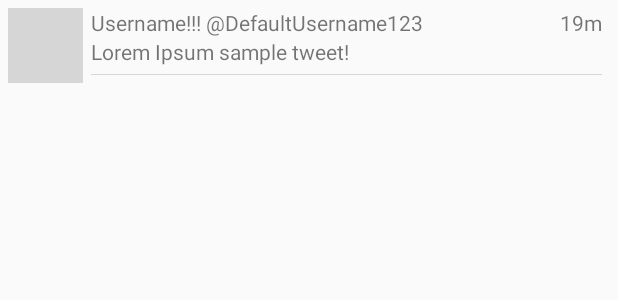
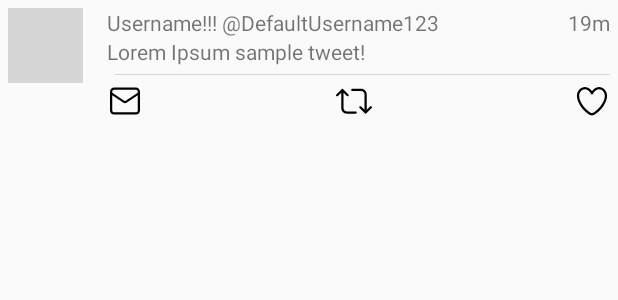
Before and after one commit to jiayuewu16/Twitter, an Android app: the layout item_tweet.xml on its own in the app's theme, with its tools: preview values and no code run, on a phone screen of 412 x 824 dp. Shown: the top 300 px of the screen. Run offline under Robolectric (Android 15) with nearby library versions, the phone set to English and light mode, and no system bars; grey boxes are pictures that could not be loaded.

Commit message:
Details screen implemented. Clickable reply/retweet/like Twitter-themed buttons implemented.

```diff
--- a/app/build.gradle
+++ b/app/build.gradle
@@ -35,8 +35,8 @@ android {
         }
     }
 
-    viewBinding {
-        enabled true
+    buildFeatures {
+        viewBinding true
     }
 }
 
--- a/app/src/main/AndroidManifest.xml
+++ b/app/src/main/AndroidManifest.xml
@@ -13,7 +13,8 @@
         android:icon="@drawable/ic_launcher"
         android:label="@string/app_name"
         android:theme="@style/AppTheme">
-        <activity android:name=".activities.ComposeActivity"></activity>
+        <activity android:name=".activities.TweetDetailsActivity"></activity>
+        <activity android:name=".activities.ComposeActivity" />
         <activity android:name=".activities.TimelineActivity" />
         <activity
             android:name=".activities.LoginActivity"
--- a/app/src/main/java/com/codepath/apps/restclienttemplate/TwitterClient.java
+++ b/app/src/main/java/com/codepath/apps/restclienttemplate/TwitterClient.java
@@ -50,6 +50,7 @@ public class TwitterClient extends OAuthBaseClient {
 		RequestParams params = new RequestParams();
 		params.put("count", 25);
 		params.put("since_id", 1);
+		params.put("tweet_mode", "extended");
 		client.get(apiUrl, params, handler);
 	}
 
@@ -58,6 +59,7 @@ public class TwitterClient extends OAuthBaseClient {
 		// Can specify query string params directly or through RequestParams.
 		RequestParams params = new RequestParams();
 		params.put("status", tweetContent);
+		params.put("tweet_mode", "extended");
 		client.post(apiUrl, params, "", handler);
 	}
 }
--- a/app/src/main/java/com/codepath/apps/restclienttemplate/models/User.java
+++ b/app/src/main/java/com/codepath/apps/restclienttemplate/models/User.java
@@ -17,8 +17,8 @@ public class User {
     public static User fromJson(JSONObject jsonObject) throws JSONException {
         User user = new User();
         user.name = jsonObject.getString("name");
-        user.screenName = jsonObject.getString("screen_name");
-        user.displayName = user.name + " @" + user.screenName;
+        user.screenName = "@" + jsonObject.getString("screen_name");
+        user.displayName = user.name + " " + user.screenName;
         user.profileImageUrl = jsonObject.getString("profile_image_url_https");
         return user;
     }
--- /dev/null
+++ b/app/src/main/res/drawable/ic_like_twitter.xml
@@ -0,0 +1,5 @@
+<?xml version="1.0" encoding="utf-8"?>
+<selector xmlns:android="http://schemas.android.com/apk/res/android">
+    <item android:state_pressed="true" android:drawable="@drawable/ic_vector_heart"/>
+    <item android:drawable="@drawable/ic_vector_heart_stroke"/>
+</selector>
--- /dev/null
+++ b/app/src/main/res/drawable/ic_reply_twitter.xml
@@ -0,0 +1,5 @@
+<?xml version="1.0" encoding="utf-8"?>
+<selector xmlns:android="http://schemas.android.com/apk/res/android">
+    <item android:state_pressed="true" android:drawable="@drawable/ic_vector_messages"/>
+    <item android:drawable="@drawable/ic_vector_messages_stroke"/>
+</selector>
--- /dev/null
+++ b/app/src/main/res/drawable/ic_retweet_twitter.xml
@@ -0,0 +1,5 @@
+<?xml version="1.0" encoding="utf-8"?>
+<selector xmlns:android="http://schemas.android.com/apk/res/android">
+    <item android:state_pressed="true" android:drawable="@drawable/ic_vector_retweet"/>
+    <item android:drawable="@drawable/ic_vector_retweet_stroke"/>
+</selector>
--- /dev/null
+++ b/app/src/main/res/drawable/ic_vector_heart.xml
@@ -0,0 +1,5 @@
+<?xml version="1.0" encoding="utf-8"?>
+<vector android:height="24.0dip" android:width="24.0dip" android:viewportWidth="24.0" android:viewportHeight="24.0"
+  xmlns:android="http://schemas.android.com/apk/res/android">
+    <path android:fillColor="@color/twitter_blue" android:pathData="M12,21.638h-0.014C9.403,21.59 1.95,14.856 1.95,8.478c0,-3.064 2.525,-5.754 5.403,-5.754 2.29,0 3.83,1.58 4.646,2.73 0.814,-1.148 2.354,-2.73 4.645,-2.73 2.88,0 5.404,2.69 5.404,5.755 0,6.376 -7.454,13.11 -10.037,13.157H12z" />
+</vector>
--- /dev/null
+++ b/app/src/main/res/drawable/ic_vector_heart_stroke.xml
@@ -0,0 +1,5 @@
+<?xml version="1.0" encoding="utf-8"?>
+<vector android:height="24.0dip" android:width="24.0dip" android:viewportWidth="24.0" android:viewportHeight="24.0"
+  xmlns:android="http://schemas.android.com/apk/res/android">
+    <path android:fillColor="#ff000000" android:pathData="M12,21.638h-0.014C9.403,21.59 1.95,14.856 1.95,8.478c0,-3.064 2.525,-5.754 5.403,-5.754 2.29,0 3.83,1.58 4.646,2.73 0.814,-1.148 2.354,-2.73 4.645,-2.73 2.88,0 5.404,2.69 5.404,5.755 0,6.376 -7.454,13.11 -10.037,13.157H12zM7.354,4.225c-2.08,0 -3.903,1.988 -3.903,4.255 0,5.74 7.034,11.596 8.55,11.658 1.518,-0.062 8.55,-5.917 8.55,-11.658 0,-2.267 -1.823,-4.255 -3.903,-4.255 -2.528,0 -3.94,2.936 -3.952,2.965 -0.23,0.562 -1.156,0.562 -1.387,0 -0.014,-0.03 -1.425,-2.965 -3.954,-2.965z" />
+</vector>
--- /dev/null
+++ b/app/src/main/res/drawable/ic_vector_messages.xml
@@ -0,0 +1,6 @@
+<?xml version="1.0" encoding="utf-8"?>
+<vector android:height="24.0dip" android:width="24.0dip" android:viewportWidth="24.0" android:viewportHeight="24.0"
+  xmlns:android="http://schemas.android.com/apk/res/android">
+    <path android:fillColor="@color/twitter_blue" android:pathData="M11.55,12.082c0.273,0.182 0.627,0.182 0.9,0L22,5.716V5.5c0,-1.24 -1.01,-2.25 -2.25,-2.25H4.25C3.01,3.25 2,4.26 2,5.5v0.197l9.55,6.385z" />
+    <path android:fillColor="@color/twitter_blue" android:pathData="M13.26,13.295c-0.383,0.255 -0.82,0.382 -1.26,0.382s-0.877,-0.127 -1.26,-0.383L2,7.452v11.67c0,1.24 1.01,2.25 2.25,2.25h15.5c1.24,0 2.25,-1.01 2.25,-2.25V7.47l-8.74,5.823z" />
+</vector>
--- /dev/null
+++ b/app/src/main/res/drawable/ic_vector_messages_stroke.xml
@@ -0,0 +1,5 @@
+<?xml version="1.0" encoding="utf-8"?>
+<vector android:height="24.0dip" android:width="24.0dip" android:viewportWidth="24.0" android:viewportHeight="24.0"
+  xmlns:android="http://schemas.android.com/apk/res/android">
+    <path android:fillColor="#ff000000" android:pathData="M19.25,3.018L4.75,3.018C3.233,3.018 2,4.252 2,5.77v12.495c0,1.518 1.233,2.753 2.75,2.753h14.5c1.517,0 2.75,-1.235 2.75,-2.753L22,5.77c0,-1.518 -1.233,-2.752 -2.75,-2.752zM4.75,4.518h14.5c0.69,0 1.25,0.56 1.25,1.25v0.714l-8.05,5.367c-0.273,0.18 -0.626,0.182 -0.9,-0.002L3.5,6.482v-0.714c0,-0.69 0.56,-1.25 1.25,-1.25zM19.25,19.516L4.75,19.516c-0.69,0 -1.25,-0.56 -1.25,-1.25L3.5,8.24l7.24,4.83c0.383,0.256 0.822,0.384 1.26,0.384 0.44,0 0.877,-0.128 1.26,-0.383l7.24,-4.83v10.022c0,0.69 -0.56,1.25 -1.25,1.25z" />
+</vector>
--- /dev/null
+++ b/app/src/main/res/drawable/ic_vector_retweet.xml
@@ -0,0 +1,5 @@
+<?xml version="1.0" encoding="utf-8"?>
+<vector android:height="24.0dip" android:width="24.0dip" android:viewportWidth="24.0" android:viewportHeight="24.0"
+  xmlns:android="http://schemas.android.com/apk/res/android">
+    <path android:fillColor="@color/twitter_blue" android:pathData="M23.615,15.477c-0.47,-0.47 -1.23,-0.47 -1.697,0l-1.326,1.326V7.4c0,-2.178 -1.772,-3.95 -3.95,-3.95h-5.2c-0.663,0 -1.2,0.538 -1.2,1.2s0.537,1.2 1.2,1.2h5.2c0.854,0 1.55,0.695 1.55,1.55v9.403l-1.326,-1.326c-0.47,-0.47 -1.23,-0.47 -1.697,0s-0.47,1.23 0,1.697l3.374,3.375c0.234,0.233 0.542,0.35 0.85,0.35s0.613,-0.116 0.848,-0.35l3.375,-3.376c0.467,-0.47 0.467,-1.23 -0.002,-1.697zM12.562,18.5h-5.2c-0.854,0 -1.55,-0.695 -1.55,-1.55V7.547l1.326,1.326c0.234,0.235 0.542,0.352 0.848,0.352s0.614,-0.117 0.85,-0.352c0.468,-0.47 0.468,-1.23 0,-1.697L5.46,3.8c-0.47,-0.468 -1.23,-0.468 -1.697,0L0.388,7.177c-0.47,0.47 -0.47,1.23 0,1.697s1.23,0.47 1.697,0L3.41,7.547v9.403c0,2.178 1.773,3.95 3.95,3.95h5.2c0.664,0 1.2,-0.538 1.2,-1.2s-0.535,-1.2 -1.198,-1.2z" />
+</vector>
--- /dev/null
+++ b/app/src/main/res/drawable/ic_vector_retweet_stroke.xml
@@ -0,0 +1,5 @@
+<?xml version="1.0" encoding="utf-8"?>
+<vector android:height="24.0dip" android:width="24.0dip" android:viewportWidth="24.0" android:viewportHeight="24.0"
+  xmlns:android="http://schemas.android.com/apk/res/android">
+    <path android:fillColor="#ff000000" android:pathData="M23.77,15.67c-0.292,-0.293 -0.767,-0.293 -1.06,0l-2.22,2.22V7.65c0,-2.068 -1.683,-3.75 -3.75,-3.75h-5.85c-0.414,0 -0.75,0.336 -0.75,0.75s0.336,0.75 0.75,0.75h5.85c1.24,0 2.25,1.01 2.25,2.25v10.24l-2.22,-2.22c-0.293,-0.293 -0.768,-0.293 -1.06,0s-0.294,0.768 0,1.06l3.5,3.5c0.145,0.147 0.337,0.22 0.53,0.22s0.383,-0.072 0.53,-0.22l3.5,-3.5c0.294,-0.292 0.294,-0.767 0,-1.06zM13.11,18.95H7.26c-1.24,0 -2.25,-1.01 -2.25,-2.25V6.46l2.22,2.22c0.148,0.147 0.34,0.22 0.532,0.22s0.384,-0.073 0.53,-0.22c0.293,-0.293 0.293,-0.768 0,-1.06l-3.5,-3.5c-0.293,-0.294 -0.768,-0.294 -1.06,0l-3.5,3.5c-0.294,0.292 -0.294,0.767 0,1.06s0.767,0.293 1.06,0l2.22,-2.22V16.7c0,2.068 1.683,3.75 3.75,3.75h5.85c0.414,0 0.75,-0.336 0.75,-0.75s-0.337,-0.75 -0.75,-0.75z" />
+</vector>
--- a/app/src/main/res/layout/item_tweet.xml
+++ b/app/src/main/res/layout/item_tweet.xml
@@ -1,8 +1,14 @@
 <?xml version="1.0" encoding="utf-8"?>
-<RelativeLayout xmlns:android="http://schemas.android.com/apk/res/android"
+<LinearLayout
+    xmlns:android="http://schemas.android.com/apk/res/android"
     xmlns:app="http://schemas.android.com/apk/res-auto"
     xmlns:tools="http://schemas.android.com/tools"
-    android:layout_width="match_parent"
+    android:layout_width="wrap_content"
+    android:layout_height="wrap_content"
+    android:orientation="horizontal">
+
+    <RelativeLayout
+        android:layout_width="wrap_content"
         android:layout_height="wrap_content"
         android:layout_margin="5dp">
 
@@ -14,26 +20,30 @@
             android:layout_alignParentTop="true"
             tools:srcCompat="@tools:sample/avatars" />
 
+    </RelativeLayout>
+
+    <RelativeLayout
+        android:layout_width="wrap_content"
+        android:layout_height="wrap_content"
+        android:layout_margin="5dp">
+
         <TextView
             android:id="@+id/tvBody"
             android:layout_width="wrap_content"
             android:layout_height="wrap_content"
             android:layout_below="@+id/tvDisplayName"
             android:layout_marginStart="5dp"
-        android:layout_marginTop="0dp"
-        android:layout_toEndOf="@+id/ivProfileImage"
             tools:text="Lorem Ipsum sample tweet!" />
 
         <TextView
             android:id="@+id/tvDisplayName"
-        android:layout_width="wrap_content"
+            android:layout_width="match_parent"
             android:layout_height="wrap_content"
             android:layout_alignParentTop="true"
             android:layout_marginStart="5dp"
+            android:layout_toStartOf="@+id/tvRelativeTime"
+            android:ellipsize="end"
             android:maxLines="1"
-        android:ellipsize="end"
-        android:layout_toStartOf="@+id/tvRelativeTime"
-        android:layout_toEndOf="@+id/ivProfileImage"
             tools:text="Username!!! @DefaultUsername123" />
 
         <TextView
@@ -47,14 +57,44 @@
 
         <ImageView
             android:id="@+id/ivMedia"
-        android:layout_width="wrap_content"
+            android:layout_width="match_parent"
             android:layout_height="wrap_content"
             android:layout_below="@+id/tvBody"
             android:layout_alignParentEnd="true"
-        android:layout_toEndOf="@+id/ivProfileImage"
+            android:layout_marginStart="5dp"
+            android:layout_marginTop="5dp"
+            android:layout_marginEnd="5dp"
             android:scaleType="fitCenter"
+            tools:srcCompat="@tools:sample/avatars" />
+
+        <ImageButton
+            android:id="@+id/ibReply"
+            android:layout_width="wrap_content"
+            android:layout_height="wrap_content"
+            android:layout_below="@+id/ivMedia"
             android:layout_marginStart="5dp"
+            android:layout_marginTop="5dp"
+            android:background="@drawable/ic_reply_twitter"/>
+
+        <ImageButton
+            android:id="@+id/ibRetweet"
+            android:layout_width="wrap_content"
+            android:layout_height="wrap_content"
+            android:layout_below="@+id/ivMedia"
+            android:layout_centerHorizontal="true"
+            android:layout_marginStart="127dp"
+            android:layout_marginTop="5dp"
+            android:background="@drawable/ic_retweet_twitter"/>
+
+        <ImageButton
+            android:id="@+id/ibLike"
+            android:layout_width="wrap_content"
+            android:layout_height="wrap_content"
+            android:layout_below="@+id/ivMedia"
+            android:layout_alignParentEnd="true"
+            android:layout_marginTop="5dp"
             android:layout_marginEnd="5dp"
-        android:layout_marginTop="5dp"
-        tools:srcCompat="@tools:sample/avatars" />
+            android:background="@drawable/ic_like_twitter"/>
     </RelativeLayout>
+
+</LinearLayout>
--- a/build.gradle
+++ b/build.gradle
@@ -5,7 +5,7 @@ buildscript {
         jcenter()
     }
     dependencies {
-        classpath 'com.android.tools.build:gradle:3.6.1'
+        classpath 'com.android.tools.build:gradle:4.2.2'
     }
 }
 
```
Also changed, not shown: app/src/main/java/com/codepath/apps/restclienttemplate/activities/TweetDetailsActivity.java (added, +41 -0 lines), app/src/main/java/com/codepath/apps/restclienttemplate/adapters/TweetsAdapter.java (+15 -1 lines), app/src/main/java/com/codepath/apps/restclienttemplate/models/Tweet.java (+20 -1 lines), app/src/main/res/layout/activity_details.xml (added, +116 -0 lines), app/src/main/res/values/styles.xml (+19 -0 lines), gradle/wrapper/gradle-wrapper.properties. Lines whose indentation alone changed are shown as unchanged.
